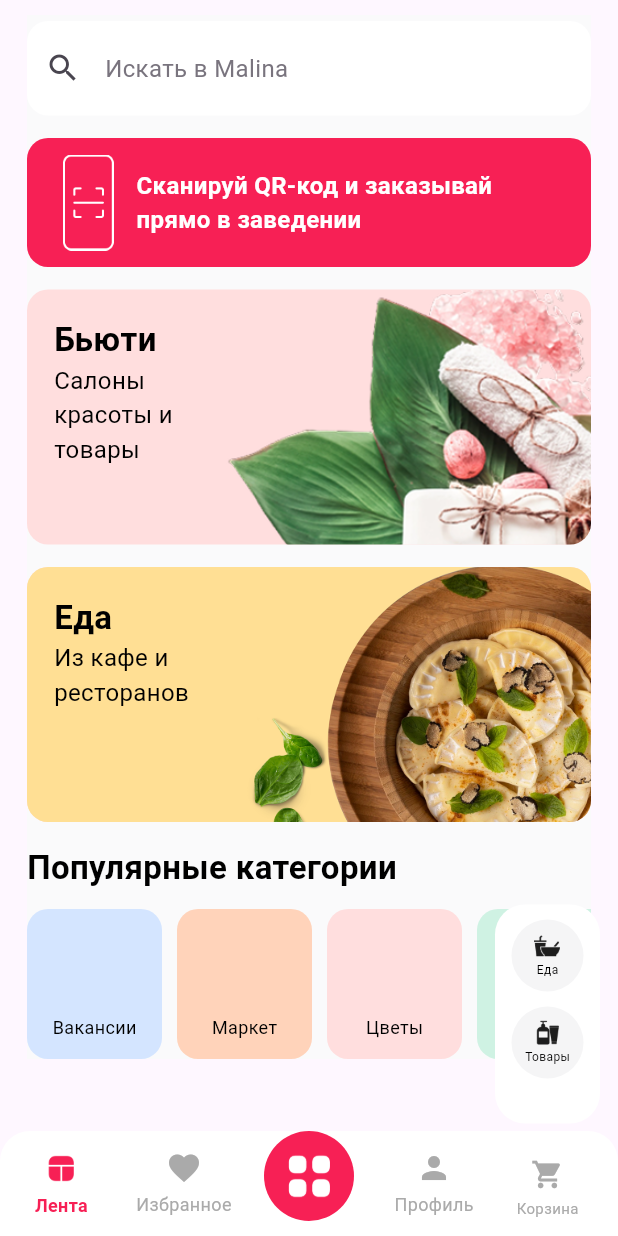
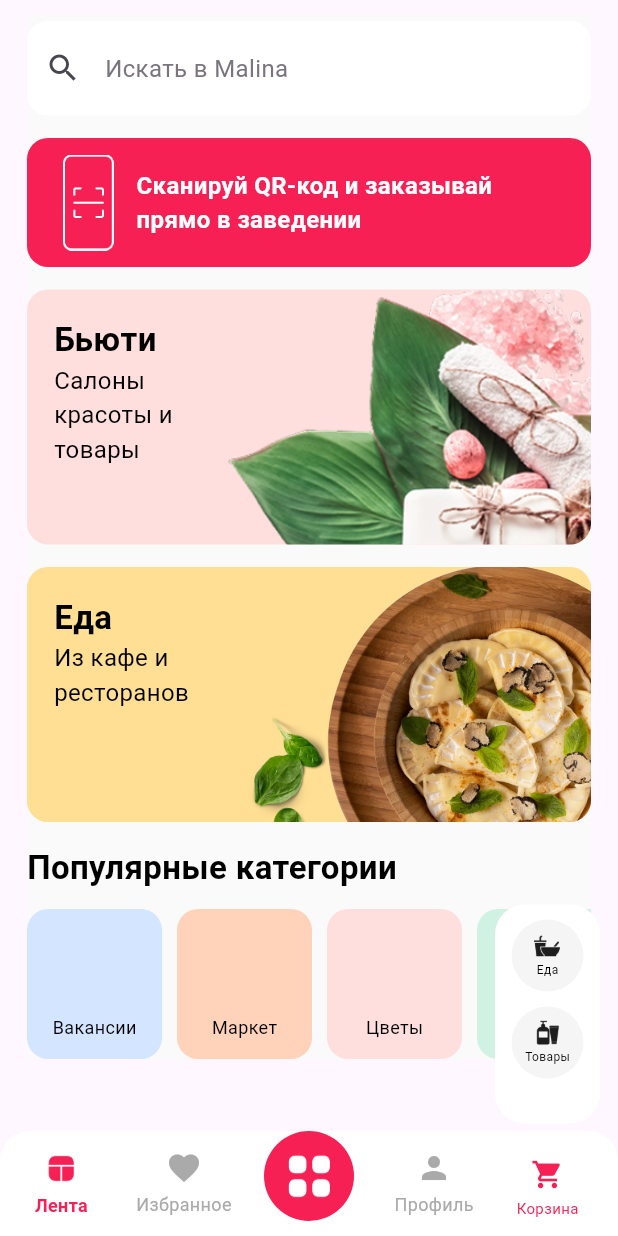
Before and after one commit to Nurtilekb/malina_ui, a Flutter app: the screen it shows after launch, item 5 of the bottom bar chosen, on a phone screen of 412 x 824 dp. Run offline on Flutter 3.47's test engine with Material 3 defaults, Android fonts, the phone set to English and light mode, and no system bars; missing offline and left inert: ai_barcode_scanner.

Commit message:
refactor: update color logic in AnimatedCartButton based on expansion state

```diff
--- a/lib/screens/button_showing.dart
+++ b/lib/screens/button_showing.dart
@@ -123,7 +123,7 @@ class _AnimatedCartButtonState extends State<AnimatedCartButton> {
             Icon(
               Icons.shopping_cart,
               size: 22,
-              color: widget.isSelected
+              color: _isExpanded
                   ? const Color(0xFFF72055)
                   : const Color(0xffAAAAAA),
             ),
@@ -132,7 +132,7 @@ class _AnimatedCartButtonState extends State<AnimatedCartButton> {
               'Корзина',
               style: TextStyle(
                 fontSize: 10,
-                color: widget.isSelected
+                color: _isExpanded
                     ? const Color(0xFFF72055)
                     : const Color(0xffAAAAAA),
               ),
```
